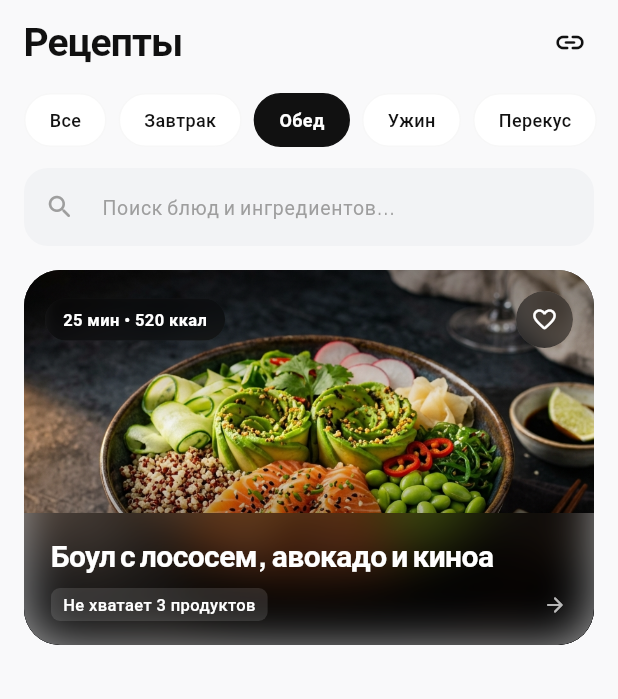
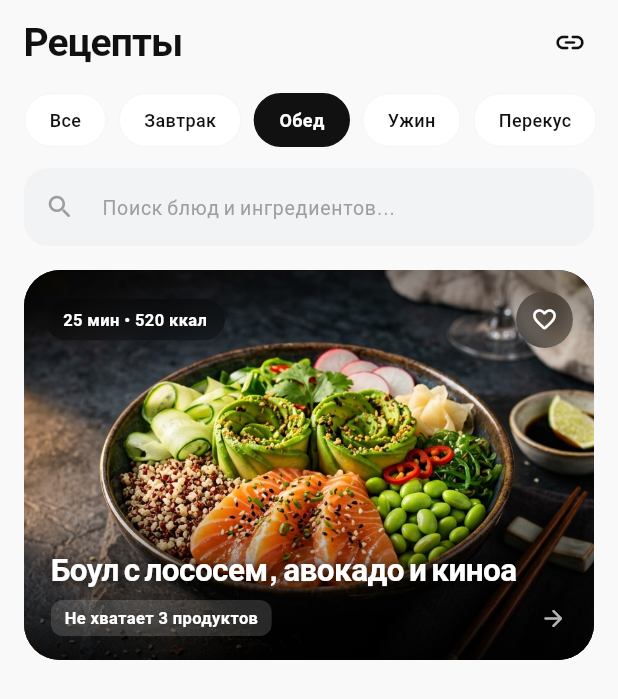
Before and after one commit to degtyarikup-ui/sprout-food-app, a Flutter app: the RecipesScreen screen opened directly, after a tap on "Завтрак", after a tap on "Обед", on a phone screen of 412 x 824 dp. Shown: the top 699 px of the screen. Run offline on Flutter 3.47's test engine with Material 3 defaults, Android fonts, the phone set to English and light mode, and no system bars; our stand-ins replace flutter_riverpod, google_fonts, image_picker, shared_preferences; accounts and stored records are empty; network calls fail.

Commit message:
feat: seamless bottom gradient on cards and auto desktop shortcut pin

```diff
--- a/lib/features/recipes/screens/recipes_screen.dart
+++ b/lib/features/recipes/screens/recipes_screen.dart
@@ -41,7 +41,7 @@ class RecipesScreen extends ConsumerWidget {
       ),
       body: CustomScrollView(
         slivers: [
-          // Category Pills Selector
+          // Category Selector Pills
           SliverToBoxAdapter(
             child: SizedBox(
               height: 48,
@@ -99,14 +99,14 @@ class RecipesScreen extends ConsumerWidget {
             ),
           ),
 
-          // Full-Bleed Food Photo Cards List
+          // Full-Bleed Food Photo Cards with Seamless Bottom Gradient
           SliverPadding(
             padding: const EdgeInsets.fromLTRB(16, 8, 16, 80),
             sliver: SliverList(
               delegate: SliverChildBuilderDelegate(
                 (context, index) {
                   final item = scoredRecipes[index];
-                  return _buildFullBleedRecipeCard(context, item, ref);
+                  return _buildSeamlessRecipeCard(context, item, ref);
                 },
                 childCount: scoredRecipes.length,
               ),
@@ -117,7 +117,7 @@ class RecipesScreen extends ConsumerWidget {
     );
   }
 
-  Widget _buildFullBleedRecipeCard(BuildContext context, RecipeWithMatchScore item, WidgetRef ref) {
+  Widget _buildSeamlessRecipeCard(BuildContext context, RecipeWithMatchScore item, WidgetRef ref) {
     final recipe = item.recipe;
     final matchPercent = item.matchPercentage.round();
 
@@ -131,7 +131,7 @@ class RecipesScreen extends ConsumerWidget {
     }
 
     return Container(
-      height: 250,
+      height: 260,
       margin: const EdgeInsets.only(bottom: 16),
       decoration: BoxDecoration(
         color: AppColors.surfaceDark,
@@ -151,7 +151,7 @@ class RecipesScreen extends ConsumerWidget {
         child: Stack(
           fit: StackFit.expand,
           children: [
-            // Full-Bleed High Quality Food Photography
+            // Full-Bleed High Definition Food Photography
             recipe.imageUrl.startsWith('assets/')
                 ? Image.asset(recipe.imageUrl, fit: BoxFit.cover)
                 : Image.network(
@@ -165,25 +165,27 @@ class RecipesScreen extends ConsumerWidget {
                     ),
                   ),
 
-            // Subtle Vignette Gradient
+            // Smooth Seamless Gradient: Transparent everywhere, darkening only at the bottom ~20-25%
             Positioned.fill(
               child: DecoratedBox(
                 decoration: BoxDecoration(
                   gradient: LinearGradient(
                     begin: Alignment.topCenter,
                     end: Alignment.bottomCenter,
+                    stops: const [0.0, 0.18, 0.58, 0.80, 1.0],
                     colors: [
-                      Colors.black.withValues(alpha: 0.35),
+                      Colors.black.withValues(alpha: 0.35), // subtle top shadow for badges
                       Colors.transparent,
-                      Colors.black.withValues(alpha: 0.85),
+                      Colors.transparent,
+                      Colors.black.withValues(alpha: 0.45),
+                      Colors.black.withValues(alpha: 0.88), // seamless bottom gradient without boxes
                     ],
-                    stops: const [0.0, 0.45, 1.0],
                   ),
                 ),
               ),
             ),
 
-            // Top Badges
+            // Top Badges (Time/Calories Capsule + Favorite)
             Positioned(
               top: 14,
               left: 14,
@@ -195,11 +197,11 @@ class RecipesScreen extends ConsumerWidget {
                   ClipRRect(
                     borderRadius: BorderRadius.circular(20),
                     child: BackdropFilter(
-                      filter: ImageFilter.blur(sigmaX: 10, sigmaY: 10),
+                      filter: ImageFilter.blur(sigmaX: 8, sigmaY: 8),
                       child: Container(
                         padding: const EdgeInsets.symmetric(horizontal: 12, vertical: 6),
                         decoration: BoxDecoration(
-                          color: Colors.black.withValues(alpha: 0.4),
+                          color: Colors.black.withValues(alpha: 0.35),
                           borderRadius: BorderRadius.circular(20),
                         ),
                         child: Text(
@@ -218,7 +220,7 @@ class RecipesScreen extends ConsumerWidget {
                   ClipRRect(
                     borderRadius: BorderRadius.circular(20),
                     child: BackdropFilter(
-                      filter: ImageFilter.blur(sigmaX: 10, sigmaY: 10),
+                      filter: ImageFilter.blur(sigmaX: 8, sigmaY: 8),
                       child: GestureDetector(
                         onTap: () {
                           HapticFeedback.lightImpact();
@@ -228,7 +230,7 @@ class RecipesScreen extends ConsumerWidget {
                           width: 38,
                           height: 38,
                           decoration: BoxDecoration(
-                            color: Colors.black.withValues(alpha: 0.4),
+                            color: Colors.black.withValues(alpha: 0.35),
                             shape: BoxShape.circle,
                           ),
                           child: Icon(
@@ -244,20 +246,11 @@ class RecipesScreen extends ConsumerWidget {
               ),
             ),
 
-            // Bottom Frosted Title & Match Bar (Clean Visual Editorial)
+            // Bottom Text Layer: Directly on the seamless gradient without any hard boxes
             Positioned(
-              left: 0,
-              right: 0,
-              bottom: 0,
-              child: ClipRRect(
-                borderRadius: const BorderRadius.vertical(bottom: Radius.circular(24)),
-                child: BackdropFilter(
-                  filter: ImageFilter.blur(sigmaX: 16, sigmaY: 16),
-                  child: Container(
-                    padding: const EdgeInsets.fromLTRB(18, 14, 18, 16),
-                    decoration: BoxDecoration(
-                      color: Colors.black.withValues(alpha: 0.35),
-                    ),
+              left: 18,
+              right: 18,
+              bottom: 16,
               child: Column(
                 crossAxisAlignment: CrossAxisAlignment.start,
                 mainAxisSize: MainAxisSize.min,
@@ -266,8 +259,15 @@ class RecipesScreen extends ConsumerWidget {
                     recipe.title,
                     style: AppTypography.titleLarge.copyWith(
                       color: Colors.white,
-                            fontSize: 20,
+                      fontSize: 21,
                       fontWeight: FontWeight.w700,
+                      shadows: const [
+                        Shadow(
+                          color: Colors.black87,
+                          blurRadius: 8,
+                          offset: Offset(0, 1),
+                        ),
+                      ],
                     ),
                     maxLines: 1,
                     overflow: TextOverflow.ellipsis,
@@ -276,34 +276,31 @@ class RecipesScreen extends ConsumerWidget {
                   Row(
                     children: [
                       Container(
-                              padding: const EdgeInsets.symmetric(horizontal: 8, vertical: 3),
+                        padding: const EdgeInsets.symmetric(horizontal: 9, vertical: 4),
                         decoration: BoxDecoration(
                           color: matchPercent == 100
-                                    ? Colors.white.withValues(alpha: 0.2)
-                                    : Colors.white.withValues(alpha: 0.12),
-                                borderRadius: BorderRadius.circular(6),
+                              ? Colors.white.withValues(alpha: 0.22)
+                              : Colors.white.withValues(alpha: 0.15),
+                          borderRadius: BorderRadius.circular(8),
                         ),
                         child: Text(
                           matchText,
                           style: const TextStyle(
                             fontSize: 11,
                             color: Colors.white,
-                                  fontWeight: FontWeight.w500,
+                            fontWeight: FontWeight.w600,
                           ),
                         ),
                       ),
                       const Spacer(),
                       const Icon(
                         Icons.arrow_forward_rounded,
-                              size: 16,
+                        size: 18,
                         color: Colors.white70,
                       ),
                     ],
                   ),
                 ],
-                    ),
-                  ),
-                ),
               ),
             ),
           ],
```
Also changed, not shown: lib/features/meal_planner/screens/meal_planner_screen.dart (+22 -23 lines), 1 other file. Lines whose indentation alone changed are shown as unchanged.
